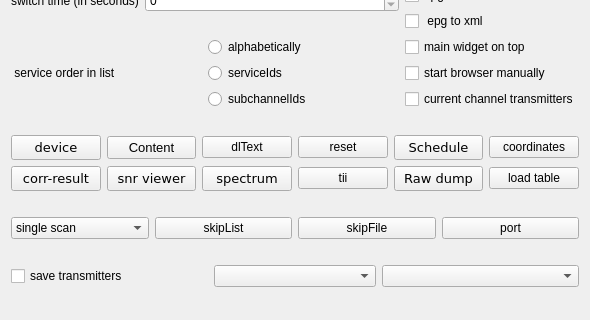
Qt form qt-dab-s5/forms-v5/config-helper.ui (JvanKatwijk/qt-dab) before a commit; both pictures show x 0 to 590 and y 176 to 496 of the 590 by 496 pixel window.
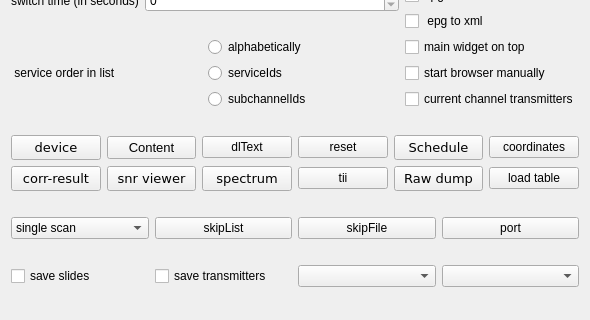
The same form after that commit. Custom widgets are drawn as their Qt base class.

```diff
--- a/qt-dab-s5/forms-v5/config-helper.ui
+++ b/qt-dab-s5/forms-v5/config-helper.ui
@@ -568,6 +568,16 @@
    </item>
    <item>
     <layout class="QHBoxLayout" name="horizontalLayout_2">
+     <item>
+      <widget class="QCheckBox" name="saveSlides">
+       <property name="toolTip">
+        <string>&lt;html&gt;&lt;head/&gt;&lt;body&gt;&lt;p&gt;If set, slides (pictures) appearing during transmissions are being saved&lt;/p&gt;&lt;/body&gt;&lt;/html&gt;</string>
+       </property>
+       <property name="text">
+        <string>save slides</string>
+       </property>
+      </widget>
+     </item>
      <item>
       <widget class="QCheckBox" name="transmSelector">
        <property name="toolTip">
```
